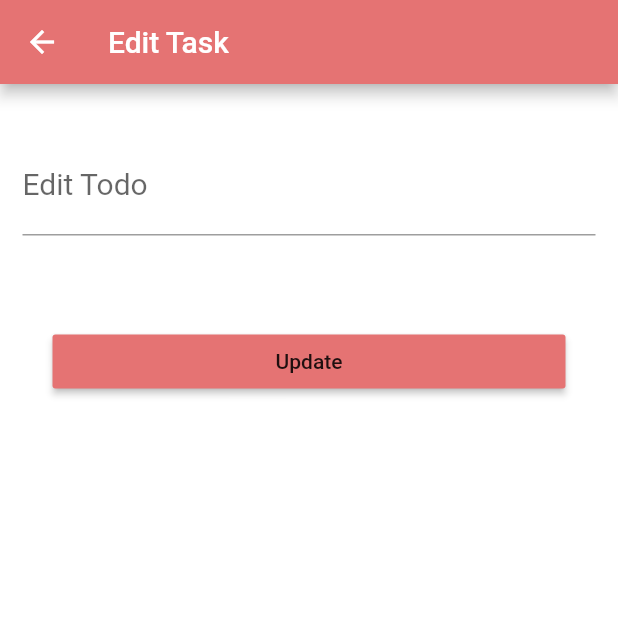
After one commit to thuylinhptit/LoginWithFireBase, a Flutter app: the EditTask screen opened directly, after a tap on "Update", on a phone screen of 412 x 824 dp, the top half of it. The commit adds this screen. Run offline on Flutter 3.47's test engine with Material 2 defaults, Android fonts, the phone set to English and light mode, and no system bars; our stand-ins replace cloud_firestore, firebase_auth, firebase_core, firebase_database, flutter_slidable, get_it; accounts and stored records are empty.

Commit message:
commit all

```diff
--- a/lib/api.dart
+++ b/lib/api.dart
@@ -1,11 +1,11 @@
 import 'package:cloud_firestore/cloud_firestore.dart';
 
-class Api{
+class Api {
   final FirebaseFirestore _db = FirebaseFirestore.instance;
   final String path;
   CollectionReference ref;
 
-  Api( this.path ) {
+  Api( this.path ) { // task,
     ref = _db.collection(path);
   }
 
--- a/lib/main.dart
+++ b/lib/main.dart
@@ -18,8 +18,8 @@ class MyApp extends StatelessWidget{
   Widget build(BuildContext context) {
     return MultiProvider(
       providers: [
-        ChangeNotifierProvider(create: (_) => locator<TodoTasks>(),)
-      ],
+      ChangeNotifierProvider(create: (_) => locator<TodoTasks>(),)
+    ],
           child: MaterialApp(
             debugShowCheckedModeBanner: false,
             home: HomeScreen(),
--- a/lib/register.dart
+++ b/lib/register.dart
@@ -2,6 +2,7 @@ import 'package:firebase_database/firebase_database.dart';
 import 'package:flutter/cupertino.dart';
 import 'package:flutter/material.dart';
 import 'package:firebase_auth/firebase_auth.dart';
+import 'package:login_firebase/todo_app/todoscreen.dart';
 
 class Register extends StatefulWidget {
   @override
@@ -176,6 +177,7 @@ class _Register extends State<Register> {
                 email: _email.text.toString(),
                 password: _password.text.toString());
         await userCredential.user.sendEmailVerification();
+        Navigator.push(context, MaterialPageRoute ( builder:(context) => TodoScreen()));
       } on FirebaseAuthException catch (e) {
         if (e.code == 'weak-password') {
           print('The password provided is too weak.');
--- /dev/null
+++ b/lib/todo_app/edit_task.dart
@@ -0,0 +1,101 @@
+
+import 'package:flutter/cupertino.dart';
+import 'package:flutter/material.dart';
+import 'package:login_firebase/todo_app/todo_tasks.dart';
+import 'package:provider/provider.dart';
+
+import 'task.dart';
+
+class EditTask extends StatefulWidget {
+  final Task task;
+  final int index;
+
+  EditTask({this.task, this.index});
+
+  @override
+  _EditTask createState() => _EditTask();
+}
+
+class _EditTask extends State<EditTask> {
+  final taskTextController = TextEditingController();
+  bool statusDone = false;
+  bool statusDeleted = false ;
+
+  @override
+  void initState() {
+    super.initState();
+    if (widget.task != null) {
+      taskTextController.text = widget.task.title;
+    }
+  }
+
+  @override
+  void dispose() {
+    taskTextController.dispose();
+    super.dispose();
+  }
+
+  @override
+  Widget build(BuildContext context) {
+
+    return Scaffold(
+      backgroundColor: Colors.white,
+      appBar: AppBar(
+        title: Text('Edit Task'),
+        backgroundColor: Colors.red[300],
+      ),
+      body: ListView(
+        children: <Widget>[
+          Padding(
+            padding: EdgeInsets.all(15.0),
+            child: Container(
+              child: Column(
+                crossAxisAlignment: CrossAxisAlignment.stretch,
+                children: <Widget>[
+                  Padding(
+                      padding: const EdgeInsets.fromLTRB(0, 20, 0, 40),
+                      child: TextField(
+                        controller: taskTextController,
+                        style: TextStyle(color: Colors.black, fontSize: 20),
+                        decoration: InputDecoration(labelText: 'Edit Todo'),
+                      )),
+                  Padding(
+                    padding: const EdgeInsets.all(20.0),
+                    child: RaisedButton(
+                      color: Colors.red[300],
+                      child: Text('Update'),
+                      onPressed: onSubmit,
+                    ),
+                  ),
+                ],
+              ),
+            ),
+          )
+        ],
+      ),
+    );
+  }
+
+  ///
+  Future<void> onSubmit() async {
+    final String tasktext = taskTextController.text;
+    final bool isdone = statusDone;
+    final bool isDeleted = statusDeleted;
+    final taskProvider = Provider.of<TodoTasks>(context, listen:  false);
+
+    // Edit
+    if (widget.task != null && widget.index != null) {
+      Task todo = Task(
+          title: taskTextController.text,
+          isdone: widget.task.isdone,
+          id: widget.task.id,
+          isDeleted: widget.task.isDeleted);
+      await taskProvider.updateTask(todo, widget.task.id.toString());
+      Navigator.pop(context);
+      return;
+    }
+    else{
+      print("Not");
+    }
+  }
+}
--- a/lib/todo_app/task.dart
+++ b/lib/todo_app/task.dart
@@ -9,18 +9,21 @@ class Task {
   String id;
   String title;
   bool isdone;
+  bool isDeleted;
 
-  Task({this.id, this.title, this.isdone});
+  Task({this.id, this.title, this.isdone, this.isDeleted = false });
 
   Task.fromMap(Map snapshot,String id) :
         id = id ?? '',
         title = snapshot['title'] ?? '',
-        isdone = snapshot['isdone'] ?? '';
+        isdone = snapshot['isdone'] ?? '',
+        isDeleted = snapshot['isDeleted'] ?? '';
 
   toJson() {
     return {
       "title": title,
       "isdone": isdone,
+      "isDeleted": isDeleted,
     };
   }
   void toggleCompleted() {
--- a/lib/todo_app/todo_tasks.dart
+++ b/lib/todo_app/todo_tasks.dart
@@ -1,3 +1,4 @@
+import 'dart:async';
 import 'dart:collection';
 import 'package:cloud_firestore/cloud_firestore.dart';
 import 'package:firebase_core/firebase_core.dart';
@@ -11,8 +12,10 @@ enum TodoStatus { allTasks, incompleteTasks, completedtask, fullDelete }
 
 class TodoTasks extends ChangeNotifier {
   List<Task> _tasks = [];
+  List<Task> _history = [];
   TodoStatus status = TodoStatus.allTasks;
   Api _api = locator<Api>();
+  StreamSubscription<QuerySnapshot> _streamSubscription;
 
   Future<List<Task>> fetchTasks() async {
     var result = await _api.getData();
@@ -21,18 +24,39 @@ class TodoTasks extends ChangeNotifier {
     return _tasks;
   }
 
-  TodoTasks() {
-    _api.streamData().listen((snapshot) {
-      var tasks = snapshot.docs.map((doc) {
+
+  StreamSubscription<QuerySnapshot> streamData() {
+    return _api.streamData().listen((snapshot) {
+      var tasks = snapshot.docs
+          .where((doc) => doc.data()["isDeleted"] == false)
+          .map((doc) {
         return Task(
             id: doc.id,
             title: doc.data()["title"],
-            isdone: doc.data()["isdone"]);
+            isdone: doc.data()["isdone"],
+            isDeleted: doc.data()["isDeleted"]);
       });
       _tasks.clear();
       _tasks.addAll(tasks);
       notifyListeners();
+
+      var history = snapshot.docs.map((doc) {
+        print("addTaskH");
+        return Task(
+            id:  doc.id,
+            title: doc.data()["title"],
+            isdone: doc.data()["isdone"],
+            isDeleted: doc.data()["isDeleted"]
+        );
+      });
+      _history.clear();
+      _history.addAll(history);
+      notifyListeners();
     });
+  }
+
+  login() async {
+    _streamSubscription = streamData();
   }
 
   UnmodifiableListView<Task> get tasks =>
@@ -41,6 +65,14 @@ class TodoTasks extends ChangeNotifier {
           : status == TodoStatus.completedtask
           ? _tasks.where((element) => element.isdone)
           : _tasks.where((element) => !element.isdone));
+
+  UnmodifiableListView<Task> get history =>
+      UnmodifiableListView(status == TodoStatus.allTasks
+          ? _history
+          : status == TodoStatus.completedtask
+          ? _history
+          : _history);
+
   int countComplete() {
     int count = 0;
     for (int i = 0; i < _tasks.length; i++) {
@@ -63,8 +95,17 @@ class TodoTasks extends ChangeNotifier {
     await _api.updateTask(task.toJson(), id);
   }
 
-  Future delete(String id) async {
+  Future deleteTask(Task task, String id) async {
+  //  await _api.removeTask(id);
+    _tasks.remove(task);
+    task.isDeleted  = true;
+    _api.updateTask(task.toJson(), id);
+    notifyListeners();
+  }
+  Future delete( Task task, String id ) async{
     await _api.removeTask(id);
+    _history.remove(task);
+    notifyListeners();
   }
 
   Stream<QuerySnapshot> fetchTaskAsStream() {
@@ -74,6 +115,7 @@ class TodoTasks extends ChangeNotifier {
   Future<void> toggleTodo(Task task) async {
     final taskIndex = _tasks.indexOf(task);
     _tasks[taskIndex].toggleCompleted();
+    _history[taskIndex].toggleCompleted();
     await _api.updateTask(task.toJson(), task.id);
     notifyListeners();
   }
@@ -90,7 +132,9 @@ class TodoTasks extends ChangeNotifier {
   Future<void> fullDone() async {
     for (int i = 0; i < _tasks.length; i++) {
       _tasks[i].isdone = true;
+      _history[i].isdone = true;
       await _api.updateTask(_tasks[i].toJson(), _tasks[i].id);
+      await _api.updateTask(_history[i].toJson(), _history[i].id);
     }
     notifyListeners();
   }
@@ -98,6 +142,7 @@ class TodoTasks extends ChangeNotifier {
   void fullDelete() async{
     for (int i = 0; i < _tasks.length; i++) {
       _api.removeTask(_tasks[i].id);
+      _tasks[i].isDeleted = true;
     }
     notifyListeners();
   }
--- a/lib/todo_app/todoscreen.dart
+++ b/lib/todo_app/todoscreen.dart
@@ -23,7 +23,7 @@ class _TodoScreen extends State<TodoScreen> {
         Scaffold(
           appBar: AppBar(
             title: Text('App To Do', style: TextStyle(fontSize: 25, fontWeight: FontWeight.w600 , color: Colors.white),),
-            backgroundColor: Colors.lightBlueAccent,
+            backgroundColor: Colors.pink[300],
             actions: <Widget> [
               Consumer<TodoTasks>(
                 builder: (context, model, _) {
@@ -39,7 +39,7 @@ class _TodoScreen extends State<TodoScreen> {
                             || choice.index == 2 && model.status == TodoStatus.incompleteTasks
                             || choice.index == 3 && model.status == TodoStatus.completedtask
                         ) {
-                          color= Colors.blue;
+                          color= Colors.pink[200];
                         }
                         return PopupMenuItem<Choice>(
                             value: choice,
@@ -77,7 +77,7 @@ class _TodoScreen extends State<TodoScreen> {
             padding: const EdgeInsets.fromLTRB(0, 0, 10, 20),
             child: FloatingActionButton(
               child: Icon(Icons.add),
-              backgroundColor: Colors.lightBlueAccent,
+              backgroundColor: Colors.pinkAccent,
               onPressed: (){
                 Navigator.push(context, MaterialPageRoute( builder: (context) => AddTask()) );
               },
```
Also changed, not shown: lib/home_screen.dart (+10 -1 lines), lib/todo_app/bottomnavgation.dart (+5 -7 lines), lib/todo_app/history.dart (added, +34 -0 lines), lib/todo_app/item_task.dart (+49 -5 lines).
